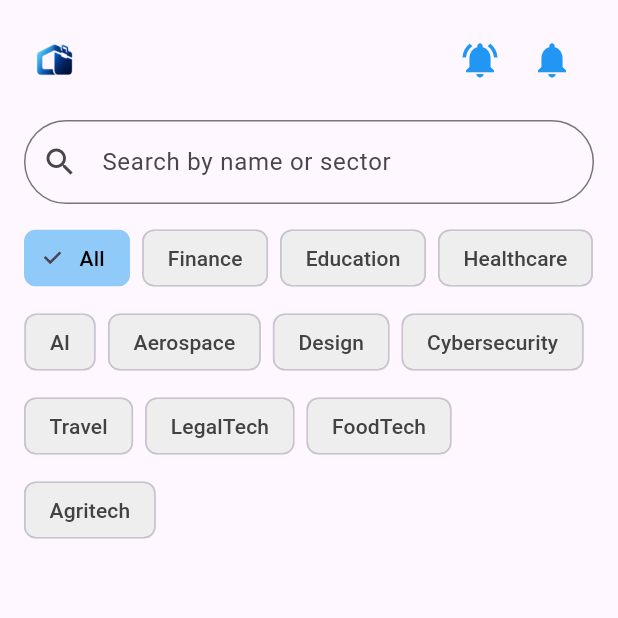
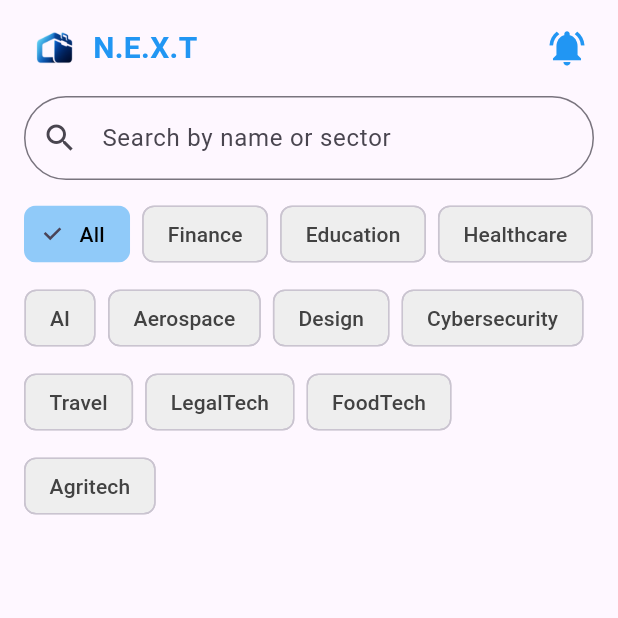
Before and after one commit to Vyshak10/Next_app, a Flutter app: the HomeScreen screen opened directly, on a phone screen of 412 x 824 dp, the top half of it. Run offline on Flutter 3.47's test engine with Material 3 defaults, Android fonts, the phone set to English and light mode, and no system bars; our stand-ins replace image_picker, supabase_flutter; accounts and stored records are empty.

Commit message:
notification and home top bar corrected

```diff
--- a/lib/common_widget/home.dart
+++ b/lib/common_widget/home.dart
@@ -3,8 +3,8 @@ import 'package:flutter/material.dart';
 import 'package:flutter/foundation.dart';
 import 'package:next_app/common_widget/items_card.dart';
 import 'package:supabase_flutter/supabase_flutter.dart';
-import 'NotificationsScreen.dart'; // Adjust path if needed
-import 'company_detail_screen.dart'; // Add this import
+import 'NotificationsScreen.dart';
+import 'company_detail_screen.dart';
 
 class HomeScreen extends StatefulWidget {
   const HomeScreen({super.key});
@@ -113,8 +113,7 @@ class _HomeScreenState extends State<HomeScreen> {
           print("New Notification: ${newRecord['title']} - ${newRecord['body']}");
         }
       },
-    )
-        .subscribe();
+    ).subscribe();
   }
 
   void onSearchChanged(String value) {
@@ -132,7 +131,6 @@ class _HomeScreenState extends State<HomeScreen> {
     fetchStartupData();
   }
 
-  // Navigation function to company detail page
   void navigateToCompanyDetail(Map<String, dynamic> companyData) {
     Navigator.push(
       context,
@@ -152,36 +150,46 @@ class _HomeScreenState extends State<HomeScreen> {
           child: Column(
             crossAxisAlignment: CrossAxisAlignment.start,
             children: [
-              // Top bar
+              // Top bar with logo and N.E.X.T text
               Padding(
                 padding: const EdgeInsets.symmetric(horizontal: 20, vertical: 16),
                 child: Row(
                   mainAxisAlignment: MainAxisAlignment.spaceBetween,
                   children: [
-                    Image.asset('assets/img/Icon.png', height: 32, width: 32),
                     Row(
                       children: [
-                        IconButton(
-                          icon: const Icon(Icons.notifications_active, size: 28),
+                        Image.asset('assets/img/Icon.png', height: 32, width: 32),
+                        const SizedBox(width: 10),
+                        const Text(
+                          'N.E.X.T',
+                          style: TextStyle(
+                            fontSize: 20,
+                            fontWeight: FontWeight.bold,
                             color: Colors.blue,
-                          tooltip: 'View Notifications',
-                          onPressed: () {
+                          ),
+                        ),
+                      ],
+                    ),
+                    Tooltip(
+                      message: notifyEnabled
+                          ? "Tap: View Notifications\nLong Press: Disable Notifications"
+                          : "Tap: View Notifications\nLong Press: Enable Notifications",
+                      child: GestureDetector(
+                        onTap: () {
                           Navigator.push(
                             context,
                             MaterialPageRoute(builder: (_) => const NotificationsScreen()),
                           );
                         },
-                        ),
-                        IconButton(
-                          icon: Icon(
-                            notifyEnabled ? Icons.notifications : Icons.notifications_off,
+                        onLongPress: toggleNotification,
+                        child: Icon(
+                          notifyEnabled
+                              ? Icons.notifications_active
+                              : Icons.notifications_off,
                           color: notifyEnabled ? Colors.blue : Colors.grey,
                           size: 28,
                         ),
-                          onPressed: toggleNotification,
-                          tooltip: notifyEnabled ? "Disable Notifications" : "Enable Notifications",
                       ),
-                      ],
                     ),
                   ],
                 ),
```
Lines whose indentation alone changed are shown as unchanged.
